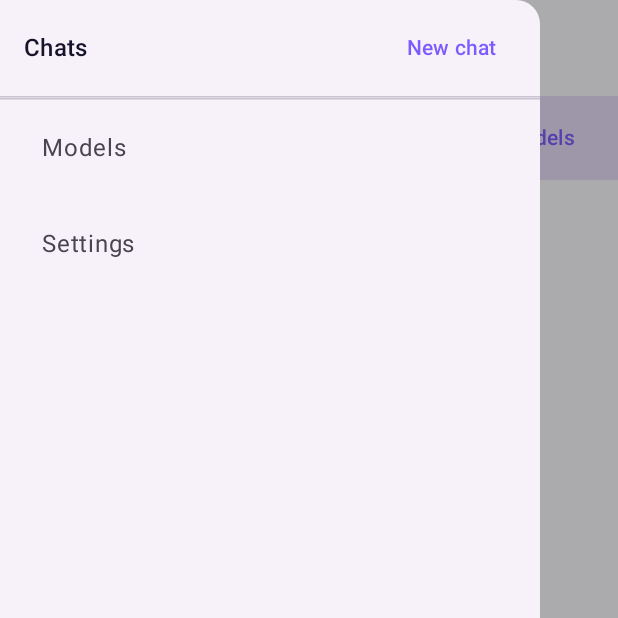
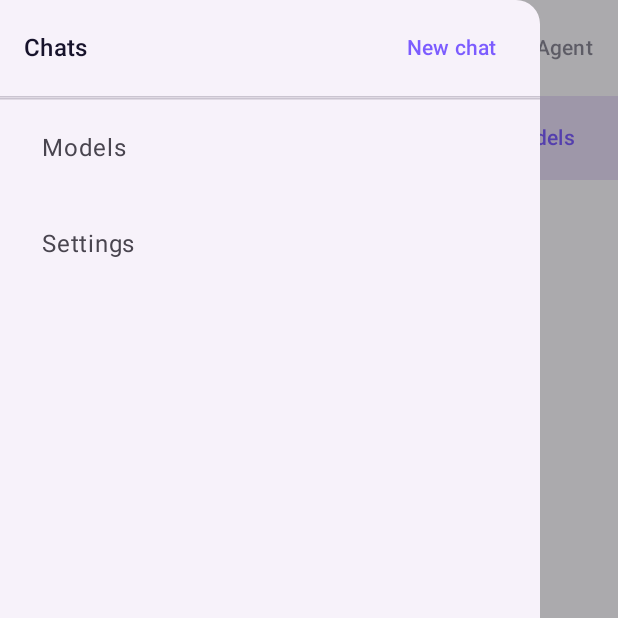
Before and after one commit to aicon-hub/aicon-ai-studio, an Android app built with Jetpack Compose: the screen it shows after launch (MainActivity), after a tap on "Menu", on a phone screen of 412 x 824 dp, the top half of it. Run offline under Robolectric (Android 15) with nearby library versions, the phone set to English and light mode, and no system bars; pictures from the network do not load; 1 statement that could not run was skipped.

Commit message:
feat(chat): agent toggle and approval card

```diff
--- a/app/src/main/kotlin/dev/aicon/studio/ui/chat/ChatScreen.kt
+++ b/app/src/main/kotlin/dev/aicon/studio/ui/chat/ChatScreen.kt
@@ -64,6 +64,8 @@ fun ChatScreen(
     val busy by vm.busy.collectAsStateWithLifecycle()
     val pendingAttachment by vm.pendingAttachment.collectAsStateWithLifecycle()
     val exportRequest by vm.exportRequest.collectAsStateWithLifecycle()
+    val agentMode by vm.agentMode.collectAsStateWithLifecycle()
+    val approval by vm.approval.collectAsStateWithLifecycle()
 
     val snackbar = remember { SnackbarHostState() }
     val listState = rememberLazyListState()
@@ -125,6 +127,15 @@ fun ChatScreen(
                     }
                 },
                 title = { Text("AiCoN AI Studio") },
+                actions = {
+                    TextButton(onClick = { vm.setAgentMode(!agentMode) }) {
+                        Text(
+                            "Agent",
+                            color = if (agentMode) MaterialTheme.colorScheme.primary
+                            else MaterialTheme.colorScheme.onSurface.copy(alpha = 0.5f),
+                        )
+                    }
+                },
             )
         },
         snackbarHost = { SnackbarHost(snackbar) },
@@ -165,6 +176,25 @@ fun ChatScreen(
                             null
                         },
                     )
+                }
+            }
+            approval?.let { pending ->
+                Surface(
+                    color = MaterialTheme.colorScheme.tertiaryContainer,
+                    modifier = Modifier.fillMaxWidth(),
+                ) {
+                    Row(
+                        modifier = Modifier.padding(horizontal = 16.dp, vertical = 4.dp),
+                        verticalAlignment = Alignment.CenterVertically,
+                    ) {
+                        Text(
+                            "Agent wants to ${pending.detail}",
+                            modifier = Modifier.weight(1f),
+                            style = MaterialTheme.typography.bodyMedium,
+                        )
+                        TextButton(onClick = { vm.decideApproval(false) }) { Text("Deny") }
+                        TextButton(onClick = { vm.decideApproval(true) }) { Text("Approve") }
+                    }
                 }
             }
             pendingAttachment?.let { attachment ->
```
